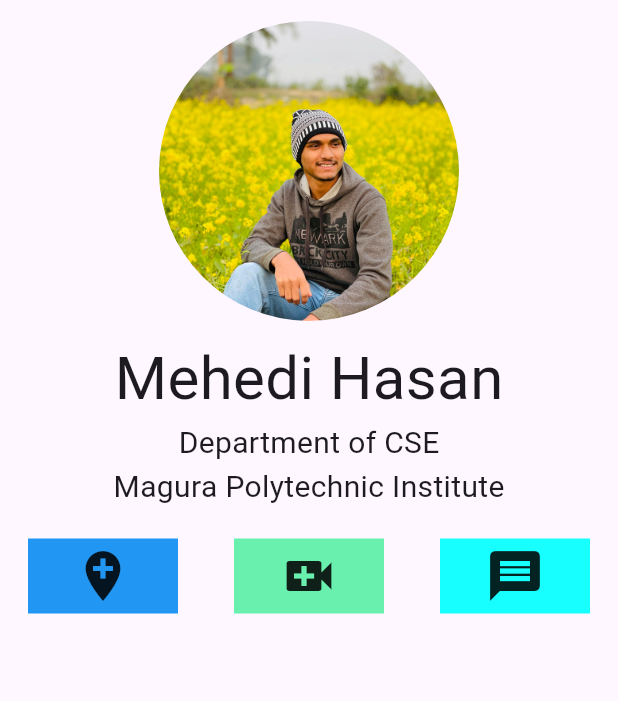
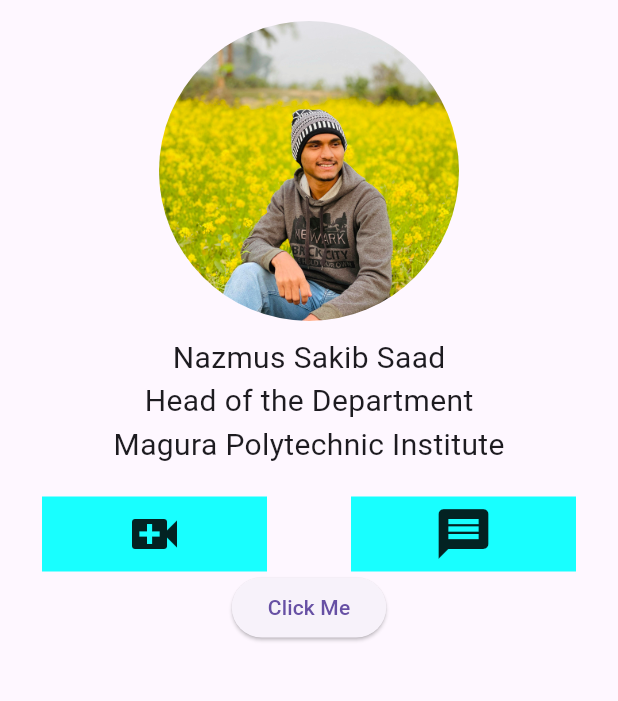
Before and after one commit to mehedi6725/kichu-na, a Flutter app: the ProfilePage screen opened directly, on a phone screen of 412 x 824 dp, the part 63-764 px from its top. Run offline on Flutter 3.47's test engine with Material 3 defaults, Android fonts, the light colour scheme and no system bars; our stand-ins replace sqflite; accounts and stored records are empty.

Commit message:
kichu na

```diff
--- a/lib/ProfilePage.dart
+++ b/lib/ProfilePage.dart
@@ -1,6 +1,5 @@
-
-
 import 'package:flutter/material.dart';
+import 'package:my_profile_2/DatabasePage.dart';
 
 class ProfilePage extends StatelessWidget {
   const ProfilePage({super.key});
@@ -29,42 +28,51 @@ class ProfilePage extends StatelessWidget {
             height: 10,
           ),
           Text(
-            "Mehedi Hasan",
-            style: TextStyle(fontSize: 40),
+            "Nazmus Sakib Saad",
+            style: TextStyle(fontSize: 20),
           ),
           Text(
-            "Department of CSE",
+            "Head of the Department",
             style: TextStyle(fontSize: 20),
           ),
           Text(
             "Magura Polytechnic Institute",
             style: TextStyle(fontSize: 20),
           ),
-          SizedBox(height: 20,),
+          SizedBox(
+            height: 20,
+          ),
           Row(
             mainAxisAlignment: MainAxisAlignment.spaceAround,
             children: [
               Container(
-                width: 100,
+                width: 150,
                 height: 50,
-                color: Colors.blue,
-                child: Icon(Icons.add_location, size: 40,),
+                color: Colors.cyanAccent,
+                child: Icon(
+                  Icons.video_call,
+                  size: 40,
+                ),
               ),
               Container(
-                width: 100,
-                height: 50,
-                color: Colors.greenAccent,
-                child: Icon(Icons.video_call, size: 40,),
-              ),
-              Container(
-                width: 100,
+                width: 150,
                 height: 50,
                 color: Colors.cyanAccent,
-                child: Icon(Icons.message, size: 40,),
+                child: Icon(
+                  Icons.message,
+                  size: 40,
+                ),
               ),
-
             ],
-          )
+          ),
+          Center(
+            child: ElevatedButton(
+              onPressed: (){
+                Navigator.of(context).push(MaterialPageRoute(builder: (context)=> DatabasePage()));
+              },
+              child: Text("Click Me"),
+            ),
+          ),
         ],
       ),
     );
--- a/pubspec.yaml
+++ b/pubspec.yaml
@@ -15,6 +15,8 @@ dependencies:
 
 
   cupertino_icons: ^1.0.8
+  sqflite: ^2.3.0
+  path: ^1.8.3
 
 dev_dependencies:
   flutter_test:
```
Also changed, not shown: lib/DatabasePage.dart (added, +84 -0 lines), pubspec.lock, 3 other files.
